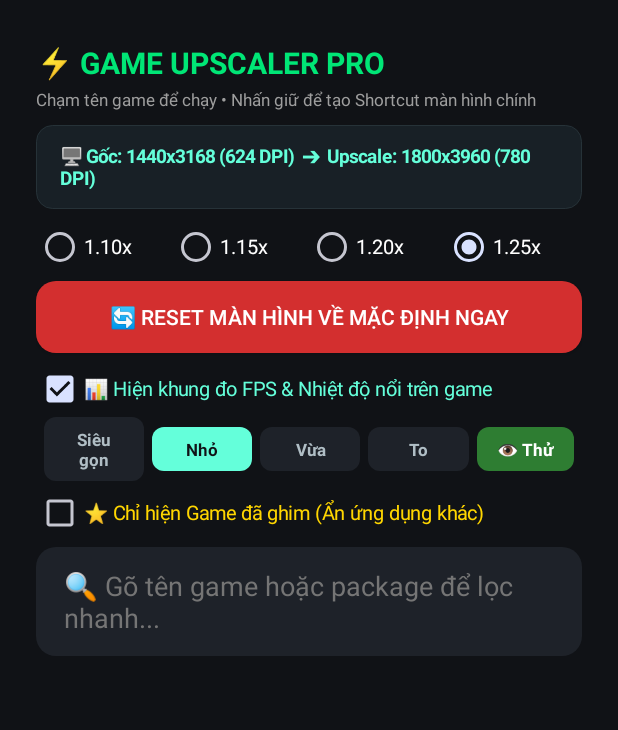
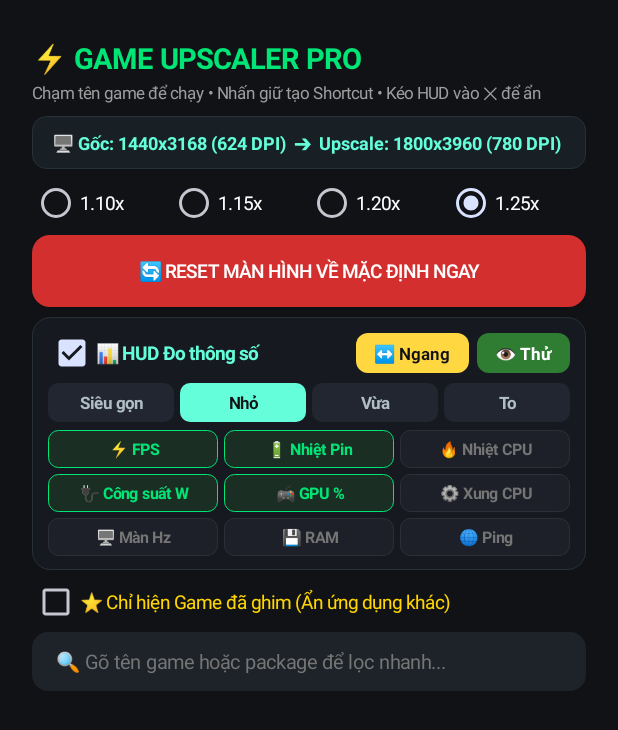
Before and after one commit to hoanfnho7/GameUpscaler, an Android app: the screen it shows after launch (MainActivity), on a phone screen of 412 x 824 dp. Shown: the top 730 px of the screen. Run offline under Robolectric (Android 15) with nearby library versions, the phone set to English and light mode, and no system bars; libraries missing offline, so code that uses them is left out: rikka.shizuku; 1 statement that could not run was skipped.

Commit message:
Feat: Add full customizable hardware HUD (9 metrics, horizontal/vertical toggle)

```diff
--- a/app/src/main/java/com/nho/upscaler/MainActivity.kt
+++ b/app/src/main/java/com/nho/upscaler/MainActivity.kt
@@ -52,6 +52,7 @@ class MainActivity : Activity() {
     private var showPinnedOnly = false
     private var enableFpsOverlay = true
     private var overlaySizeLevel = 1
+    private var overlayVertical = false
     private var isPreviewing = false
     private var currentQuery = ""
     private var physW = 1440
@@ -66,6 +67,7 @@ class MainActivity : Activity() {
         showPinnedOnly = prefs.getBoolean("show_pinned_only", false)
         enableFpsOverlay = prefs.getBoolean("enable_fps_overlay", true)
         overlaySizeLevel = prefs.getInt("overlay_size_level", 1)
+        overlayVertical = prefs.getBoolean("overlay_vertical", false)
 
         if (handleIncomingIntent(intent)) {
             finish()
@@ -95,48 +97,48 @@ class MainActivity : Activity() {
         val root = LinearLayout(this).apply {
             orientation = LinearLayout.VERTICAL
             setBackgroundColor(Color.parseColor("#101216"))
-            setPadding(36, 42, 36, 20)
+            setPadding(32, 38, 32, 16)
         }
 
         val title = TextView(this).apply {
             text = "⚡ GAME UPSCALER PRO"
-            textSize = 20f
+            textSize = 19f
             setTypeface(null, Typeface.BOLD)
             setTextColor(Color.parseColor("#00E676"))
         }
         root.addView(title)
 
         val subTitle = TextView(this).apply {
-            text = "Chạm tên game để chạy • Nhấn giữ để tạo Shortcut màn hình chính"
-            textSize = 11.5f
+            text = "Chạm tên game để chạy • Nhấn giữ tạo Shortcut • Kéo HUD vào ✕ để ẩn"
+            textSize = 11f
             setTextColor(Color.parseColor("#9E9E9E"))
-            setPadding(0, 4, 0, 14)
+            setPadding(0, 4, 0, 12)
         }
         root.addView(subTitle)
 
         previewTv = TextView(this).apply {
             text = "Đang đọc độ phân giải vật lý..."
-            textSize = 12.5f
+            textSize = 12f
             setTypeface(null, Typeface.BOLD)
             setTextColor(Color.parseColor("#64FFDA"))
-            setPadding(24, 18, 24, 18)
+            setPadding(20, 14, 20, 14)
             background = GradientDrawable().apply {
                 setColor(Color.parseColor("#182026"))
-                cornerRadius = 16f
+                cornerRadius = 14f
                 setStroke(1, Color.parseColor("#263238"))
             }
         }
-        root.addView(previewTv, LinearLayout.LayoutParams(ViewGroup.LayoutParams.MATCH_PARENT, ViewGroup.LayoutParams.WRAP_CONTENT).apply { bottomMargin = 14 })
+        root.addView(previewTv, LinearLayout.LayoutParams(ViewGroup.LayoutParams.MATCH_PARENT, ViewGroup.LayoutParams.WRAP_CONTENT).apply { bottomMargin = 10 })
 
         val radioGroup = RadioGroup(this).apply {
             orientation = RadioGroup.HORIZONTAL
-            setPadding(0, 0, 0, 10)
+            setPadding(0, 0, 0, 8)
         }
         val scales = listOf(110 to "1.10x", 115 to "1.15x", 120 to "1.20x", 125 to "1.25x")
         scales.forEach { (factor, label) ->
             val rb = RadioButton(this).apply {
                 text = label
-                textSize = 13f
+                textSize = 12.5f
                 setTextColor(Color.WHITE)
                 id = factor
                 isChecked = (factor == selectedFactor)
@@ -154,10 +156,11 @@ class MainActivity : Activity() {
 
         val resetBtn = Button(this).apply {
             text = "🔄 RESET MÀN HÌNH VỀ MẶC ĐỊNH NGAY"
+            textSize = 12.5f
             setTextColor(Color.WHITE)
             background = GradientDrawable().apply {
                 setColor(Color.parseColor("#D32F2F"))
-                cornerRadius = 20f
+                cornerRadius = 18f
             }
             setOnClickListener {
                 if (checkShizuku()) {
@@ -169,78 +172,70 @@ class MainActivity : Activity() {
                 }
             }
         }
-        root.addView(resetBtn, LinearLayout.LayoutParams(ViewGroup.LayoutParams.MATCH_PARENT, ViewGroup.LayoutParams.WRAP_CONTENT).apply { bottomMargin = 12 })
+        root.addView(resetBtn, LinearLayout.LayoutParams(ViewGroup.LayoutParams.MATCH_PARENT, ViewGroup.LayoutParams.WRAP_CONTENT).apply { bottomMargin = 10 })
 
-        // Công tắc bật/tắt Khung đo FPS + Nhiệt độ nổi
+        // Khối điều khiển HUD Overlay (Bật/Tắt + Ngang/Dọc + Cỡ chữ + 9 công tắc thông số)
+        val hudCard = LinearLayout(this).apply {
+            orientation = LinearLayout.VERTICAL
+            setPadding(16, 12, 16, 14)
+            background = GradientDrawable().apply {
+                setColor(Color.parseColor("#161920"))
+                cornerRadius = 18f
+                setStroke(1, Color.parseColor("#263238"))
+            }
+        }
+
+        val hudHeaderRow = LinearLayout(this).apply {
+            orientation = LinearLayout.HORIZONTAL
+            gravity = Gravity.CENTER_VERTICAL
+        }
         val fpsCheck = CheckBox(this).apply {
-            text = "📊 Hiện khung đo FPS & Nhiệt độ nổi trên game"
-            textSize = 13f
+            text = "📊 HUD Đo thông số"
+            textSize = 12.5f
+            setTypeface(null, Typeface.BOLD)
             setTextColor(Color.parseColor("#64FFDA"))
             isChecked = enableFpsOverlay
+            layoutParams = LinearLayout.LayoutParams(0, ViewGroup.LayoutParams.WRAP_CONTENT, 1f)
             setOnCheckedChangeListener { _, isChecked ->
                 enableFpsOverlay = isChecked
                 prefs.edit().putBoolean("enable_fps_overlay", isChecked).apply()
                 if (isChecked && !Settings.canDrawOverlays(this@MainActivity)) {
                     Toast.makeText(this@MainActivity, "Hãy cấp quyền 'Hiển thị trên ứng dụng khác' cho app!", Toast.LENGTH_LONG).show()
-                    val intent = Intent(Settings.ACTION_MANAGE_OVERLAY_PERMISSION, Uri.parse("package:$packageName"))
-                    startActivity(intent)
+                    startActivity(Intent(Settings.ACTION_MANAGE_OVERLAY_PERMISSION, Uri.parse("package:$packageName")))
                 } else if (!isChecked) {
                     stopService(Intent(this@MainActivity, FpsOverlayService::class.java))
                     isPreviewing = false
                 }
             }
         }
-        root.addView(fpsCheck)
+        hudHeaderRow.addView(fpsCheck)
 
-        // Hàng tùy chỉnh kích thước khung đo FPS (Siêu gọn / Nhỏ / Vừa / To + Nút Bật thử)
-        val sizeRow = LinearLayout(this).apply {
-            orientation = LinearLayout.HORIZONTAL
-            gravity = Gravity.CENTER_VERTICAL
-            setPadding(8, 4, 8, 8)
-        }
-        val sizeChips = mutableListOf<TextView>()
-        val sizeLabels = listOf(0 to "Siêu gọn", 1 to "Nhỏ", 2 to "Vừa", 3 to "To")
-
-        fun refreshSizeChips() {
-            sizeChips.forEachIndexed { idx, chip ->
-                val active = (idx == overlaySizeLevel)
-                chip.setTextColor(if (active) Color.parseColor("#101216") else Color.parseColor("#B0BEC5"))
-                chip.background = GradientDrawable().apply {
-                    setColor(if (active) Color.parseColor("#64FFDA") else Color.parseColor("#1E2229"))
-                    cornerRadius = 12f
-                }
+        // Nút chuyển hướng Ngang / Dọc
+        val orientBtn = TextView(this).apply {
+            text = if (overlayVertical) "↕️ Dọc" else "↔️ Ngang"
+            textSize = 11.5f
+            setTypeface(null, Typeface.BOLD)
+            setTextColor(Color.parseColor("#101216"))
+            setPadding(18, 8, 18, 8)
+            background = GradientDrawable().apply {
+                setColor(Color.parseColor("#FFD740"))
+                cornerRadius = 12f
+            }
+            setOnClickListener {
+                overlayVertical = !overlayVertical
+                prefs.edit().putBoolean("overlay_vertical", overlayVertical).apply()
+                text = if (overlayVertical) "↕️ Dọc" else "↔️ Ngang"
+                notifyOverlayStyleUpdated()
             }
         }
-
-        sizeLabels.forEach { (lvl, lbl) ->
-            val chip = TextView(this).apply {
-                text = lbl
-                textSize = 11.5f
-                setTypeface(null, Typeface.BOLD)
-                gravity = Gravity.CENTER
-                setPadding(18, 10, 18, 10)
-                setOnClickListener {
-                    overlaySizeLevel = lvl
-                    prefs.edit().putInt("overlay_size_level", lvl).apply()
-                    refreshSizeChips()
-                    val upd = Intent(this@MainActivity, FpsOverlayService::class.java).apply {
-                        action = "UPDATE_STYLE"
-                    }
-                    startService(upd)
-                }
-            }
-            sizeChips.add(chip)
-            sizeRow.addView(chip, LinearLayout.LayoutParams(0, ViewGroup.LayoutParams.WRAP_CONTENT, 1f).apply { rightMargin = 8 })
-        }
-        refreshSizeChips()
+        hudHeaderRow.addView(orientBtn, LinearLayout.LayoutParams(ViewGroup.LayoutParams.WRAP_CONTENT, ViewGroup.LayoutParams.WRAP_CONTENT).apply { rightMargin = 8 })
 
         val testOverlayBtn = TextView(this).apply {
             text = "👁️ Thử"
             textSize = 11.5f
             setTypeface(null, Typeface.BOLD)
             setTextColor(Color.WHITE)
-            gravity = Gravity.CENTER
-            setPadding(20, 10, 20, 10)
+            setPadding(18, 8, 18, 8)
             background = GradientDrawable().apply {
                 setColor(Color.parseColor("#2E7D32"))
                 cornerRadius = 12f
@@ -254,24 +249,109 @@ class MainActivity : Activity() {
                 if (!isPreviewing) {
                     val svc = Intent(this@MainActivity, FpsOverlayService::class.java).apply {
                         putExtra("target_pkg", "")
-                        putExtra("game_name", "Xem thử khung FPS")
+                        putExtra("game_name", "Xem thử HUD")
                     }
                     if (Build.VERSION.SDK_INT >= Build.VERSION_CODES.O) startForegroundService(svc) else startService(svc)
                     isPreviewing = true
-                    Toast.makeText(this@MainActivity, "Kéo khung FPS đến góc bạn muốn (chạm vào khung để đổi cỡ)", Toast.LENGTH_SHORT).show()
                 } else {
                     stopService(Intent(this@MainActivity, FpsOverlayService::class.java))
                     isPreviewing = false
                 }
             }
         }
-        sizeRow.addView(testOverlayBtn)
-        root.addView(sizeRow, LinearLayout.LayoutParams(ViewGroup.LayoutParams.MATCH_PARENT, ViewGroup.LayoutParams.WRAP_CONTENT))
+        hudHeaderRow.addView(testOverlayBtn)
+        hudCard.addView(hudHeaderRow)
+
+        // Hàng 4 mức kích thước HUD
+        val sizeRow = LinearLayout(this).apply {
+            orientation = LinearLayout.HORIZONTAL
+            setPadding(0, 6, 0, 8)
+        }
+        val sizeChips = mutableListOf<TextView>()
+        val sizeLabels = listOf(0 to "Siêu gọn", 1 to "Nhỏ", 2 to "Vừa", 3 to "To")
+        fun refreshSizeChips() {
+            sizeChips.forEachIndexed { idx, chip ->
+                val active = (idx == overlaySizeLevel)
+                chip.setTextColor(if (active) Color.parseColor("#101216") else Color.parseColor("#B0BEC5"))
+                chip.background = GradientDrawable().apply {
+                    setColor(if (active) Color.parseColor("#64FFDA") else Color.parseColor("#222630"))
+                    cornerRadius = 10f
+                }
+            }
+        }
+        sizeLabels.forEach { (lvl, lbl) ->
+            val chip = TextView(this).apply {
+                text = lbl
+                textSize = 11f
+                setTypeface(null, Typeface.BOLD)
+                gravity = Gravity.CENTER
+                setPadding(8, 8, 8, 8)
+                setOnClickListener {
+                    overlaySizeLevel = lvl
+                    prefs.edit().putInt("overlay_size_level", lvl).apply()
+                    refreshSizeChips()
+                    notifyOverlayStyleUpdated()
+                }
+            }
+            sizeChips.add(chip)
+            sizeRow.addView(chip, LinearLayout.LayoutParams(0, ViewGroup.LayoutParams.WRAP_CONTENT, 1f).apply { if (lvl < 3) rightMargin = 6 })
+        }
+        refreshSizeChips()
+        hudCard.addView(sizeRow)
+
+        // Lưới 3x3 bật/tắt từng thông số đo
+        val metrics = listOf(
+            Triple("m_fps", "⚡ FPS", true),
+            Triple("m_bat_temp", "🔋 Nhiệt Pin", true),
+            Triple("m_cpu_temp", "🔥 Nhiệt CPU", false),
+            Triple("m_watt", "🔌 Công suất W", true),
+            Triple("m_gpu", "🎮 GPU %", true),
+            Triple("m_cpu_freq", "⚙️ Xung CPU", false),
+            Triple("m_hz", "🖥️ Màn Hz", false),
+            Triple("m_ram", "💾 RAM", false),
+            Triple("m_ping", "🌐 Ping", false)
+        )
+
+        for (rowIdx in 0 until 3) {
+            val mRow = LinearLayout(this).apply {
+                orientation = LinearLayout.HORIZONTAL
+                if (rowIdx > 0) setPadding(0, 6, 0, 0)
+            }
+            for (colIdx in 0 until 3) {
+                val (key, label, defVal) = metrics[rowIdx * 3 + colIdx]
+                var enabled = prefs.getBoolean(key, defVal)
+                val pill = TextView(this).apply {
+                    text = label
+                    textSize = 10.5f
+                    setTypeface(null, Typeface.BOLD)
+                    gravity = Gravity.CENTER
+                    setPadding(6, 8, 6, 8)
+                    fun updatePillStyle() {
+                        setTextColor(if (enabled) Color.parseColor("#00E676") else Color.parseColor("#757575"))
+                        background = GradientDrawable().apply {
+                            setColor(if (enabled) Color.parseColor("#1B2E24") else Color.parseColor("#1D2028"))
+                            cornerRadius = 10f
+                            setStroke(1, if (enabled) Color.parseColor("#00E676") else Color.parseColor("#2C303A"))
+                        }
+                    }
+                    updatePillStyle()
+                    setOnClickListener {
+                        enabled = !enabled
+                        prefs.edit().putBoolean(key, enabled).apply()
+                        updatePillStyle()
+                        notifyOverlayStyleUpdated()
+                    }
+                }
+                mRow.addView(pill, LinearLayout.LayoutParams(0, ViewGroup.LayoutParams.WRAP_CONTENT, 1f).apply { if (colIdx < 2) rightMargin = 6 })
+            }
+            hudCard.addView(mRow)
+        }
+        root.addView(hudCard, LinearLayout.LayoutParams(ViewGroup.LayoutParams.MATCH_PARENT, ViewGroup.LayoutParams.WRAP_CONTENT).apply { bottomMargin = 8 })
 
         // Công tắc Chỉ hiện game đã ghim
         val favCheck = CheckBox(this).apply {
             text = "⭐ Chỉ hiện Game đã ghim (Ẩn ứng dụng khác)"
-            textSize = 13f
+            textSize = 12.5f
             setTextColor(Color.parseColor("#FFD600"))
             isChecked = showPinnedOnly
             setOnCheckedChangeListener { _, isChecked ->
@@ -280,16 +360,17 @@ class MainActivity : Activity() {
                 sortAndFilterApps()
             }
         }
-        root.addView(favCheck, LinearLayout.LayoutParams(ViewGroup.LayoutParams.MATCH_PARENT, ViewGroup.LayoutParams.WRAP_CONTENT).apply { bottomMargin = 10 })
+        root.addView(favCheck, LinearLayout.LayoutParams(ViewGroup.LayoutParams.MATCH_PARENT, ViewGroup.LayoutParams.WRAP_CONTENT).apply { bottomMargin = 6 })
 
         val searchBox = EditText(this).apply {
             hint = "🔍 Gõ tên game hoặc package để lọc nhanh..."
+            textSize = 13f
             setHintTextColor(Color.parseColor("#757575"))
             setTextColor(Color.WHITE)
-            setPadding(28, 20, 28, 20)
+            setPadding(24, 16, 24, 16)
             background = GradientDrawable().apply {
                 setColor(Color.parseColor("#1E2229"))
-                cornerRadius = 20f
+                cornerRadius = 16f
             }
             addTextChangedListener(object : TextWatcher {
                 override fun afterTextChanged(s: Editable?) {
@@ -300,11 +381,11 @@ class MainActivity : Activity() {
                 override fun onTextChanged(s: CharSequence?, start: Int, before: Int, count: Int) {}
             })
         }
-        root.addView(searchBox, LinearLayout.LayoutParams(ViewGroup.LayoutParams.MATCH_PARENT, ViewGroup.LayoutParams.WRAP_CONTENT).apply { bottomMargin = 16 })
+        root.addView(searchBox, LinearLayout.LayoutParams(ViewGroup.LayoutParams.MATCH_PARENT, ViewGroup.LayoutParams.WRAP_CONTENT).apply { bottomMargin = 10 })
 
         val listView = ListView(this).apply {
             divider = null
-            dividerHeight = 14
+            dividerHeight = 12
         }
         adapter = object : BaseAdapter() {
             override fun getCount() = filteredApps.size
@@ -317,16 +398,16 @@ class MainActivity : Activity() {
                 val row = LinearLayout(this@MainActivity).apply {
                     orientation = LinearLayout.HORIZONTAL
                     gravity = Gravity.CENTER_VERTICAL
-                    setPadding(22, 20, 22, 20)
+                    setPadding(20, 16, 20, 16)
                     background = GradientDrawable().apply {
                         setColor(if (item.isPinned) Color.parseColor("#1E2822") else Color.parseColor("#1A1D24"))
-                        cornerRadius = 24f
+                        cornerRadius = 20f
                         if (item.isPinned) setStroke(2, Color.parseColor("#00E676"))
                     }
                 }
                 val img = ImageView(this@MainActivity).apply {
                     setImageDrawable(item.icon)
-                    layoutParams = LinearLayout.LayoutParams(105, 105).apply { rightMargin = 24 }
+                    layoutParams = LinearLayout.LayoutParams(96, 96).apply { rightMargin = 20 }
                 }
                 val textCol = LinearLayout(this@MainActivity).apply {
                     orientation = LinearLayout.VERTICAL
@@ -334,13 +415,13 @@ class MainActivity : Activity() {
                 }
                 val nameTv = TextView(this@MainActivity).apply {
                     text = item.name
-                    textSize = 15.5f
+                    textSize = 15f
                     setTypeface(null, Typeface.BOLD)
                     setTextColor(if (item.isPinned) Color.parseColor("#00E676") else Color.WHITE)
                 }
                 val pkgTv = TextView(this@MainActivity).apply {
                     text = item.pkg
-                    textSize = 11f
+                    textSize = 10.5f
                     setTextColor(Color.parseColor("#888888"))
                 }
                 textCol.addView(nameTv)
@@ -349,22 +430,22 @@ class MainActivity : Activity() {
                 val scaleBadge = TextView(this@MainActivity).apply {
                     val labelStr = "${effectiveScale / 100}.${effectiveScale % 100}x"
                     text = if (item.customScale > 0) "🎯 $labelStr" else labelStr
-                    textSize = 12f
+                    textSize = 11.5f
                     setTypeface(null, Typeface.BOLD)
                     setTextColor(if (item.customScale > 0) Color.parseColor("#00E676") else Color.parseColor("#B0BEC5"))
-                    setPadding(20, 12, 20, 12)
+                    setPadding(18, 10, 18, 10)
                     background = GradientDrawable().apply {
                         setColor(Color.parseColor("#263238"))
-                        cornerRadius = 14f
+                        cornerRadius = 12f
                     }
                     setOnClickListener { cyclePerGameScale(item) }
                 }
 
                 val pinBtn = TextView(this@MainActivity).apply {
                     text = if (item.isPinned) "⭐" else "☆"
-                    textSize = 20f
+                    textSize = 19f
                     setTextColor(if (item.isPinned) Color.parseColor("#FFD600") else Color.parseColor("#616161"))
-                    setPadding(20, 10, 8, 10)
+                    setPadding(18, 8, 6, 8)
                     setOnClickListener { togglePin(item) }
                 }
 
@@ -388,6 +469,15 @@ class MainActivity : Activity() {
         updatePreviewText()
         if (checkShizuku()) fetchPhysicalDisplayInfo()
         loadInstalledApps()
+    }
+
+    private fun notifyOverlayStyleUpdated() {
+        if (isPreviewing) {
+            val upd = Intent(this, FpsOverlayService::class.java).apply {
+                action = "UPDATE_STYLE"
+            }
+            startService(upd)
+        }
     }
 
     override fun onNewIntent(intent: Intent?) {
@@ -518,6 +608,7 @@ class MainActivity : Activity() {
         val builder = if (Build.VERSION.SDK_INT >= Build.VERSION_CODES.O) {
             Notification.Builder(this, channelId)
         } else {
+            @Suppress("DEPRECATION")
             Notification.Builder(this)
         }
         builder.setSmallIcon(android.R.drawable.ic_dialog_info)
@@ -619,7 +710,7 @@ class MainActivity : Activity() {
                 if (Build.VERSION.SDK_INT >= Build.VERSION_CODES.O) startForegroundService(svcIntent) else startService(svcIntent)
                 isPreviewing = false
             } else {
-                Toast.makeText(this, "⚠️ Chưa bật quyền Hiển thị trên ứng dụng khác để đo FPS!", Toast.LENGTH_LONG).show()
+                Toast.makeText(this, "⚠️ Chưa bật quyền Hiển thị trên ứng dụng khác để đo HUD!", Toast.LENGTH_LONG).show()
             }
         }
 
```
Also changed, not shown: app/src/main/java/com/nho/upscaler/FpsOverlayService.kt (+253 -32 lines).
